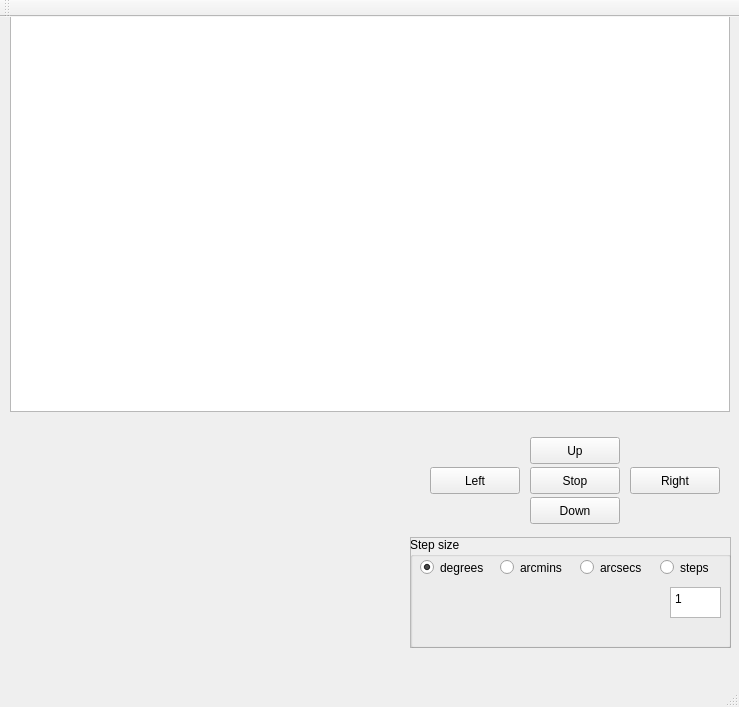
Above: gui/pointer/mainwindow.ui from spectro-pointer/pointer-mauro before the change. Below: the same form after it.
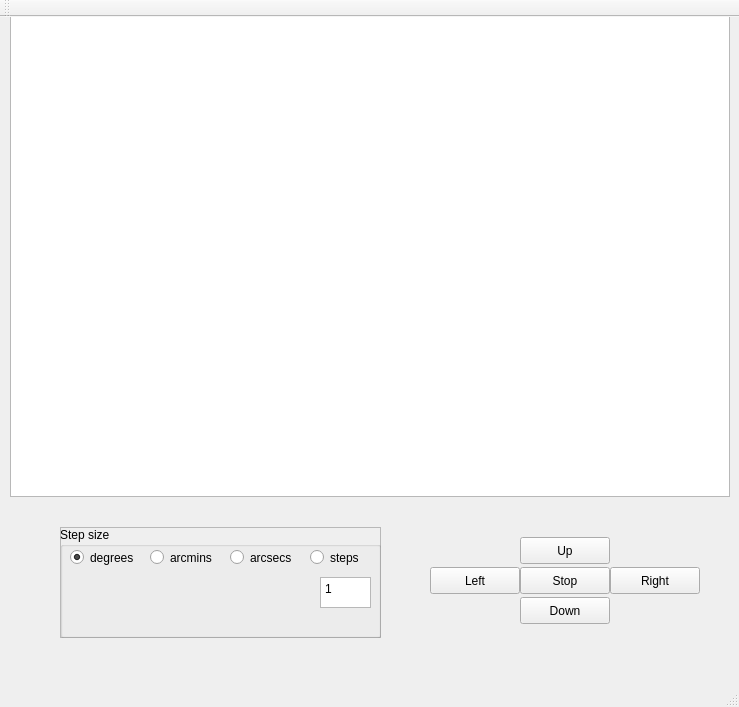
That is the form after the change.

What changed in the file:
```diff
--- a/gui/pointer/mainwindow.ui
+++ b/gui/pointer/mainwindow.ui
@@ -17,8 +17,8 @@
    <widget class="QPushButton" name="pushButtonUp">
     <property name="geometry">
      <rect>
-      <x>530</x>
-      <y>420</y>
+      <x>520</x>
+      <y>520</y>
       <width>90</width>
       <height>27</height>
      </rect>
@@ -30,8 +30,8 @@
    <widget class="QPushButton" name="pushButtonDown">
     <property name="geometry">
      <rect>
-      <x>530</x>
-      <y>480</y>
+      <x>520</x>
+      <y>580</y>
       <width>90</width>
       <height>27</height>
      </rect>
@@ -44,7 +44,7 @@
     <property name="geometry">
      <rect>
       <x>430</x>
-      <y>450</y>
+      <y>550</y>
       <width>90</width>
       <height>27</height>
      </rect>
@@ -56,8 +56,8 @@
    <widget class="QPushButton" name="pushButtonRight">
     <property name="geometry">
      <rect>
-      <x>630</x>
-      <y>450</y>
+      <x>610</x>
+      <y>550</y>
       <width>90</width>
       <height>27</height>
      </rect>
@@ -72,13 +72,13 @@
       <x>10</x>
       <y>-10</y>
       <width>720</width>
-      <height>405</height>
+      <height>490</height>
      </rect>
     </property>
     <property name="minimumSize">
      <size>
       <width>720</width>
-      <height>405</height>
+      <height>490</height>
      </size>
     </property>
     <property name="mouseTracking">
@@ -94,8 +94,8 @@
    <widget class="QFrame" name="frame">
     <property name="geometry">
      <rect>
-      <x>410</x>
-      <y>520</y>
+      <x>60</x>
+      <y>510</y>
       <width>321</width>
       <height>111</height>
      </rect>
@@ -218,8 +218,8 @@
    <widget class="QPushButton" name="pushButtonAbort">
     <property name="geometry">
      <rect>
-      <x>530</x>
-      <y>450</y>
+      <x>520</x>
+      <y>550</y>
       <width>90</width>
       <height>27</height>
      </rect>
```
Left out of the diff: 7 changed lines with no effect on the pictures.
